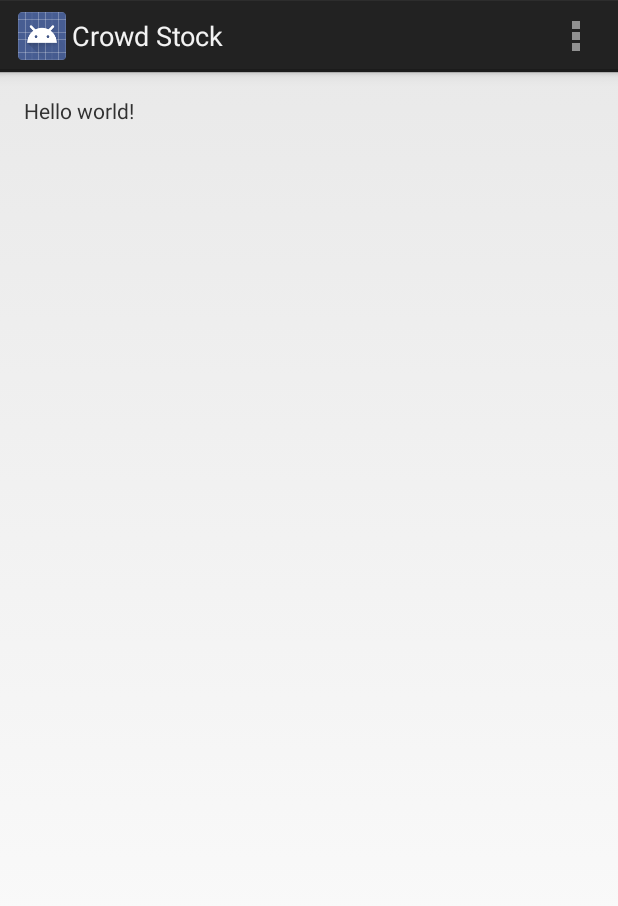
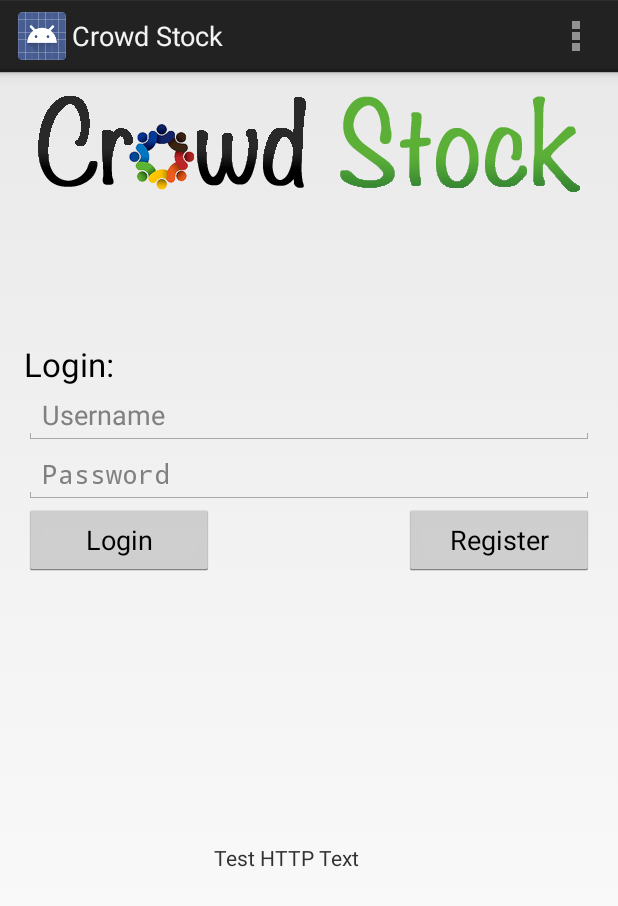
Before and after one commit to mcclayton/CrowdStock, an Android app: the screen it shows after launch (MainActivity), on a phone screen of 412 x 824 dp. Shown: the top 906 px of the screen. Run offline under Robolectric (Android 15) with nearby library versions, the phone set to English and light mode, and no system bars.

Commit message:
Added login screen and logo.

```diff
--- a/Android/app/src/main/java/com/crowdstock/app/main/MainActivity.java
+++ b/Android/app/src/main/java/com/crowdstock/app/main/MainActivity.java
@@ -50,7 +50,7 @@ public class MainActivity extends Activity {
 
     // TODO: Remove this HTTP request test method
     private void httpTest() {
-        final TextView view = (TextView) findViewById(R.id.testView);
+        final TextView view = (TextView) findViewById(R.id.testTextView);
         if (!Connectivity.isConnected(this)) {
             Toast.makeText(this, "Please ensure an internet connection is established.", Toast.LENGTH_SHORT).show();
         } else {
--- a/Android/app/src/main/res/layout/activity_main.xml
+++ b/Android/app/src/main/res/layout/activity_main.xml
@@ -8,10 +8,77 @@
     android:paddingBottom="@dimen/activity_vertical_margin"
     tools:context="com.crowdstock.app.main.MainActivity">
 
+    <ImageView
+        android:layout_width="wrap_content"
+        android:layout_height="wrap_content"
+        android:id="@+id/logoImageView"
+        android:src="@drawable/crowdstock_logo"
+        android:paddingBottom="100dp"
+        android:layout_centerHorizontal="true" />
+
     <TextView
-        android:id="@+id/testView"
-        android:text="@string/hello_world"
-        android:layout_width="wrap_content"
+        android:id="@+id/loginTextView"
+        android:layout_below="@+id/logoImageView"
+        android:textAppearance="?android:attr/textAppearanceLarge"
+        android:text="Login:"
+        android:layout_width="fill_parent"
         android:layout_height="wrap_content" />
 
+    <EditText
+        android:hint="Username"
+        android:layout_width="wrap_content"
+        android:layout_height="wrap_content"
+        android:inputType="textPersonName"
+        android:ems="10"
+        android:id="@+id/usernameTextView"
+        android:layout_below="@+id/loginTextView"
+        android:layout_alignParentLeft="true"
+        android:layout_alignParentStart="true"
+        android:layout_alignRight="@+id/passwordTextView"
+        android:layout_alignEnd="@+id/passwordTextView" />
+
+    <EditText
+        android:layout_width="wrap_content"
+        android:layout_height="wrap_content"
+        android:inputType="textPassword"
+        android:ems="10"
+        android:hint="Password"
+        android:id="@+id/passwordTextView"
+        android:layout_below="@+id/usernameTextView"
+        android:layout_alignParentLeft="true"
+        android:layout_alignParentStart="true"
+        android:layout_alignRight="@+id/linearLayout"
+        android:layout_alignEnd="@+id/linearLayout" />
+
+    <LinearLayout
+        android:orientation="horizontal"
+        android:layout_width="fill_parent"
+        android:layout_height="fill_parent"
+        android:id="@+id/linearLayout"
+        android:layout_below="@+id/passwordTextView">
+
+        <Button
+            android:layout_width="0dp"
+            android:layout_height="wrap_content"
+            android:layout_weight="1"
+            android:text="Login"
+            android:id="@+id/loginButton" />
+
+        <TextView
+            android:layout_width="0dp"
+            android:layout_height="wrap_content"
+            android:textAppearance="?android:attr/textAppearanceSmall"
+            android:text="Test HTTP Text"
+            android:id="@+id/testTextView"
+            android:layout_gravity="center_vertical"
+            android:layout_weight="1" />
+
+        <Button
+            android:text="Register"
+            android:id="@+id/registerButton"
+            android:layout_width="0dp"
+            android:layout_height="wrap_content"
+            android:layout_weight="1" />
+        </LinearLayout>
+
 </RelativeLayout>
```
Also changed, not shown: Android/app/src/main/res/drawable-hdpi/crowdstock_logo.png (added).
